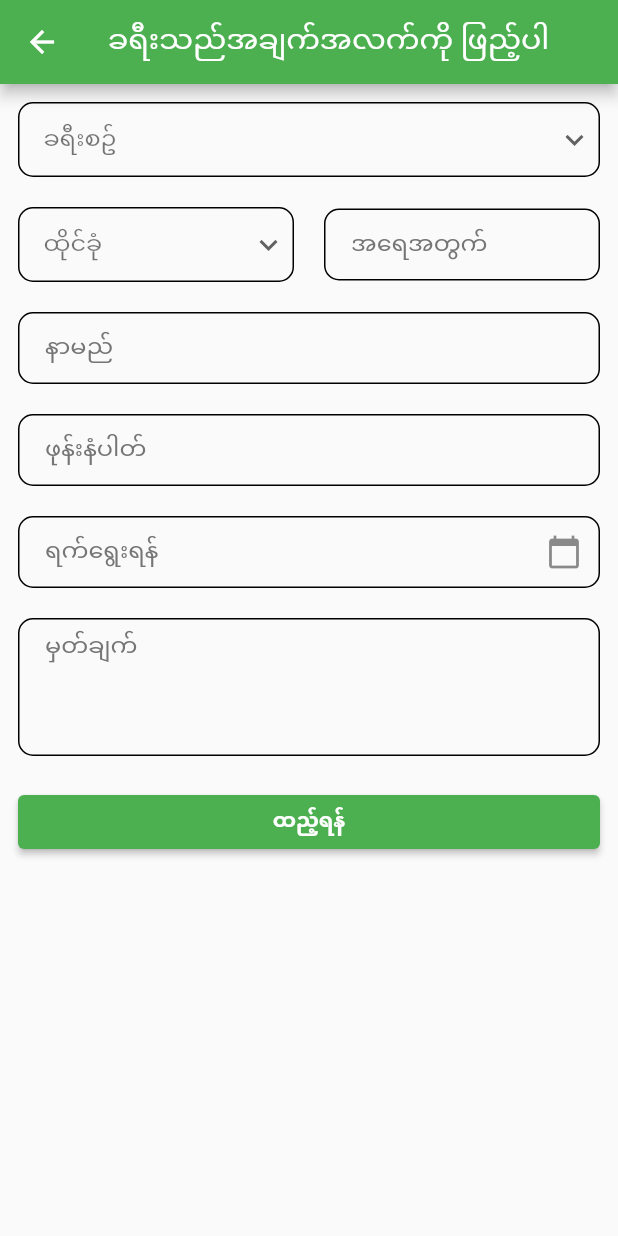
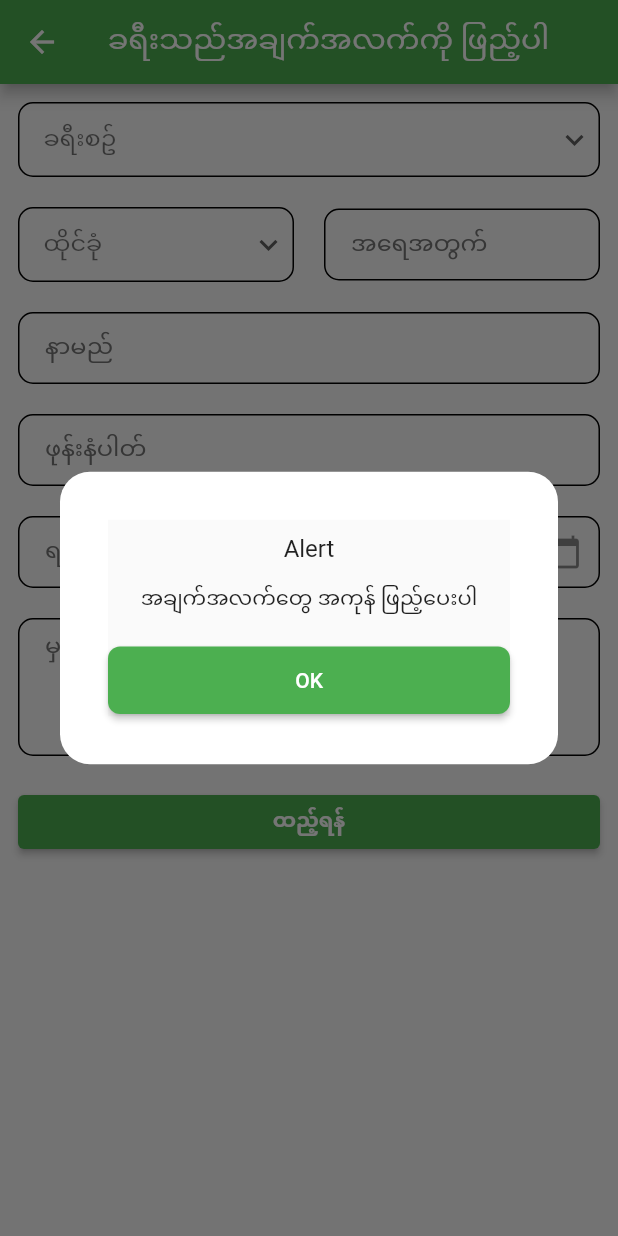
Before and after one commit to n3k00/tkt_ticket, a Flutter app: the CreateWayPage screen opened by its route, after a tap on "ထည့်ရန်", on a phone screen of 412 x 824 dp. Run offline on Flutter 3.47's test engine with Material 2 defaults, Android fonts, the phone set to English and light mode, and no system bars; our stand-ins replace cloud_firestore, firebase_auth, firebase_core, get, modal_progress_hud_nsn; accounts and stored records are empty.

Commit message:
complete create way page and function

```diff
--- a/lib/controllers/create_way_controller.dart
+++ b/lib/controllers/create_way_controller.dart
@@ -1,6 +1,9 @@
+import 'package:cloud_firestore/cloud_firestore.dart';
+import 'package:firebase_auth/firebase_auth.dart';
 import 'package:flutter/material.dart';
 import 'package:get/get.dart';
 import 'package:intl/intl.dart';
+import 'package:tkt_ticket/widgets/login_fail_dialog.dart';
 
 class CreateWayController extends GetxController {
   var selectedWay = 'ခရီးစဥ်'.obs;
@@ -20,6 +23,11 @@ class CreateWayController extends GetxController {
     'တောင်ကြီး -> တာချီလိတ်',
     'တောင်ကြီး -> လားရှိုး',
   ];
+
+  /// Firebase step up
+  CollectionReference tickets =
+      FirebaseFirestore.instance.collection('tickets');
+  final _auth = FirebaseAuth.instance;
 
   @override
   void onInit() {
@@ -76,4 +84,39 @@ class CreateWayController extends GetxController {
       print("Date is not selected");
     }
   }
+
+  void inputWay() {
+    if (selectedWay.value == "ခရီးစဥ်" ||
+        selectedSet.value == "ထိုင်ခုံ" ||
+        passengerCountController!.text == '' ||
+        nameController!.text == '' ||
+        phoneController!.text == '' ||
+        selectDateController!.text == '' ||
+        noteController!.text == '') {
+      print("Fail");
+      Get.dialog(
+        LoginFailDialog(
+          text: 'အချက်အလက်တွေ အကုန် ဖြည့်ပေးပါ ',
+          title: 'Alert',
+        ),
+      );
+    } else {
+      print("Success");
+      tickets.add({
+        'way': selectedWay.value,
+        'set': selectedSet.value,
+        'setNumber': passengerCountController!.text,
+        'name': nameController!.text,
+        'phone': phoneController!.text,
+        'date': selectDateController!.text,
+        'note': noteController!.text,
+        'agent': _auth.currentUser!.email,
+      }).then((value) {
+        print("Ticket Add");
+        Get.back();
+      }).catchError((onError) {
+        print(onError);
+      });
+    }
+  }
 }
--- a/lib/main.dart
+++ b/lib/main.dart
@@ -1,3 +1,4 @@
+import 'package:firebase_auth/firebase_auth.dart';
 import 'package:firebase_core/firebase_core.dart';
 import 'package:flutter/material.dart';
 import 'package:get/get.dart';
@@ -25,7 +26,9 @@ class MyApp extends StatelessWidget {
         //useMaterial3: true,
         primarySwatch: Colors.green,
       ),
-      initialRoute: LoginPage.id,
+      initialRoute: FirebaseAuth.instance.currentUser != null
+          ? HomePage.id
+          : LoginPage.id,
       getPages: [
         GetPage(name: HomePage.id, page: () => HomePage()),
         GetPage(name: LoginPage.id, page: () => LoginPage()),
--- a/lib/views/create_way_page.dart
+++ b/lib/views/create_way_page.dart
@@ -156,23 +156,7 @@ class CreateWayPage extends StatelessWidget {
 
               ElevatedButton(
                 onPressed: () {
-                  /* print(selectedWay);
-                  print(selectedSet);
-                  print(_passengerCountController!.text);
-                  print(_nameController?.text);
-                  print(_phoneController?.text);
-                  print(_selectDateController?.text);
-                  print(_noteController?.text);
-                   addTicket(
-                    way: selectedWay.toString(),
-                    set: selectedSet.toString(),
-                    setNumber: _passengerCountController!.text,
-                    name: _nameController!.text,
-                    phone: _phoneController!.text,
-                    date: _selectDateController!.text,
-                    note: _noteController?.text,
-                    agent: _auth.currentUser?.displayName,
-                  ); */
+                  cwController.inputWay();
                 },
                 child: Padding(
                   padding: const EdgeInsets.all(8.0),
--- a/lib/views/home_page.dart
+++ b/lib/views/home_page.dart
@@ -17,7 +17,9 @@ class HomePage extends StatelessWidget {
         title: Text(HOME_PAGE_APP_BAR_TITLE),
         centerTitle: true,
         leading: IconButton(
-          onPressed: () {},
+          onPressed: () {
+            homeController.logOut();
+          },
           icon: Icon(
             Icons.logout_outlined,
           ),
--- a/lib/widgets/login_fail_dialog.dart
+++ b/lib/widgets/login_fail_dialog.dart
@@ -3,8 +3,9 @@ import 'package:get/get.dart';
 import 'package:tkt_ticket/resources/dimens.dart';
 
 class LoginFailDialog extends StatelessWidget {
+  String title;
   String text;
-  LoginFailDialog({required this.text});
+  LoginFailDialog({required this.title, required this.text});
   @override
   Widget build(BuildContext context) {
     return Column(
@@ -27,7 +28,7 @@ class LoginFailDialog extends StatelessWidget {
                   children: [
                     SizedBox(height: 10),
                     Text(
-                      "Please login again!",
+                      title,
                       textAlign: TextAlign.center,
                       style: TextStyle(fontSize: TEXT_REGULAR_2X),
                     ),
```
Also changed, not shown: lib/controllers/home_controller.dart (+7 -0 lines), lib/controllers/login_controller.dart (+6 -2 lines).
